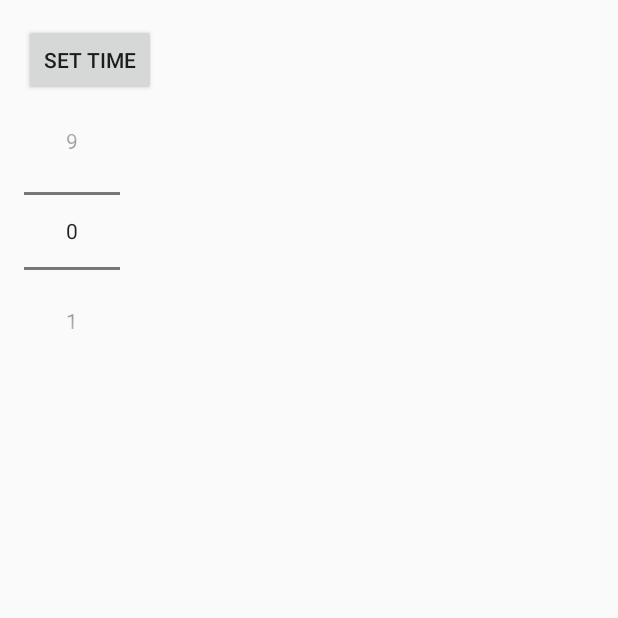
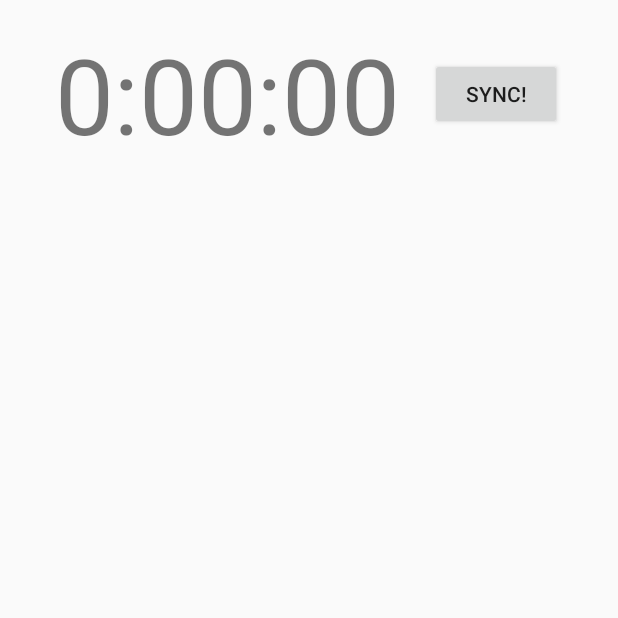
Before and after one commit to rmcconkey/DotaTimer, an Android app: the screen it shows after launch (MainActivity), on a phone screen of 412 x 824 dp, the top half of it. Run offline under Robolectric (Android 15) with nearby library versions, the phone set to English and light mode, and no system bars.

Commit message:
- refactored to use Dialog instead of Fragment, dialog now updates main clock display

```diff
--- a/app/src/main/java/com/example/rmcconkey/dotatimer/TimePickerFragment.java
+++ b/app/src/main/java/com/example/rmcconkey/dotatimer/TimePickerFragment.java
@@ -16,6 +16,7 @@ public class TimePickerFragment extends DialogFragment implements TimePickerDial
 
     @Override
     public Dialog onCreateDialog(Bundle savedInstanceState) {
+
         // Use the current time as the default values for the picker
         final Calendar c = Calendar.getInstance();
         int hour = c.get(Calendar.HOUR_OF_DAY);
--- a/app/src/main/res/layout/activity_main.xml
+++ b/app/src/main/res/layout/activity_main.xml
@@ -1,3 +1,4 @@
+<?xml version="1.0" encoding="utf-8"?>
 <RelativeLayout xmlns:android="http://schemas.android.com/apk/res/android"
     xmlns:tools="http://schemas.android.com/tools"
     android:layout_width="match_parent"
@@ -8,21 +9,63 @@
     android:paddingTop="@dimen/activity_vertical_margin"
     tools:context=".MainActivity">
 
-    <Button
-        android:id="@+id/timePickerButton"
-        android:layout_width="wrap_content"
+    <LinearLayout
+        android:id="@+id/mainClock"
+        android:layout_width="fill_parent"
         android:layout_height="wrap_content"
-        android:layout_alignParentLeft="true"
-        android:layout_alignParentStart="true"
-        android:onClick="setTime"
-        android:text="Set Time" />
+        android:orientation="horizontal"
+        android:gravity="center"
+        >
 
-    <NumberPicker
-        android:id="@+id/numberPicker"
-        android:layout_width="wrap_content"
-        android:layout_height="wrap_content"
-        android:layout_alignParentLeft="true"
-        android:layout_alignParentStart="true"
-        android:layout_below="@+id/timePickerButton" />
+        <TextView
+            android:id="@+id/mainClockHours"
+            android:layout_width="wrap_content"
+            android:layout_height="wrap_content"
+            style="@style/main_clock_style"
+            android:onClick="setSyncTime"
+            android:text="0"/>
+
+        <TextView
+            android:layout_width="wrap_content"
+            android:layout_height="wrap_content"
+            style="@style/main_clock_style"
+            android:onClick="setSyncTime"
+            android:text=":"/>
+
+        <TextView
+            android:id="@+id/mainClockMinutes"
+            android:layout_width="wrap_content"
+            android:layout_height="wrap_content"
+            style="@style/main_clock_style"
+            android:onClick="setSyncTime"
+            android:text="00"/>
+
+        <TextView
+            android:layout_width="wrap_content"
+            android:layout_height="wrap_content"
+            style="@style/main_clock_style"
+            android:onClick="setSyncTime"
+            android:text=":"/>
+
+        <TextView
+            android:id="@+id/mainClockSeconds"
+            android:layout_width="wrap_content"
+            android:layout_height="wrap_content"
+            style="@style/main_clock_style"
+            android:onClick="setSyncTime"
+            android:text="00"/>
+
+        <View
+            android:layout_width="20dp"
+            android:layout_height="fill_parent"/>
+
+        <Button
+            android:layout_width="wrap_content"
+            android:layout_height="wrap_content"
+            android:gravity="center"
+            android:text="Sync!"/>
+
+    </LinearLayout>
+
 
 </RelativeLayout>
--- a/app/src/main/res/values/strings.xml
+++ b/app/src/main/res/values/strings.xml
@@ -3,4 +3,6 @@
 
     <string name="hello_world">Hello world!</string>
     <string name="action_settings">Settings</string>
+
+    <string name="main_cloak_initial_time">0:00:00</string>
 </resources>
--- a/app/src/main/res/values/styles.xml
+++ b/app/src/main/res/values/styles.xml
@@ -5,4 +5,9 @@
         <!-- Customize your theme here. -->
     </style>
 
+    <style name="main_clock_style">
+        <item name="android:textSize">70sp</item>
+        <item name="android:color">#000</item>
+    </style>
+
 </resources>
```
Also changed, not shown: app/src/main/java/com/example/rmcconkey/dotatimer/MainActivity.java (+98 -8 lines), app/src/main/res/layout/dialog.xml (added, +59 -0 lines).
